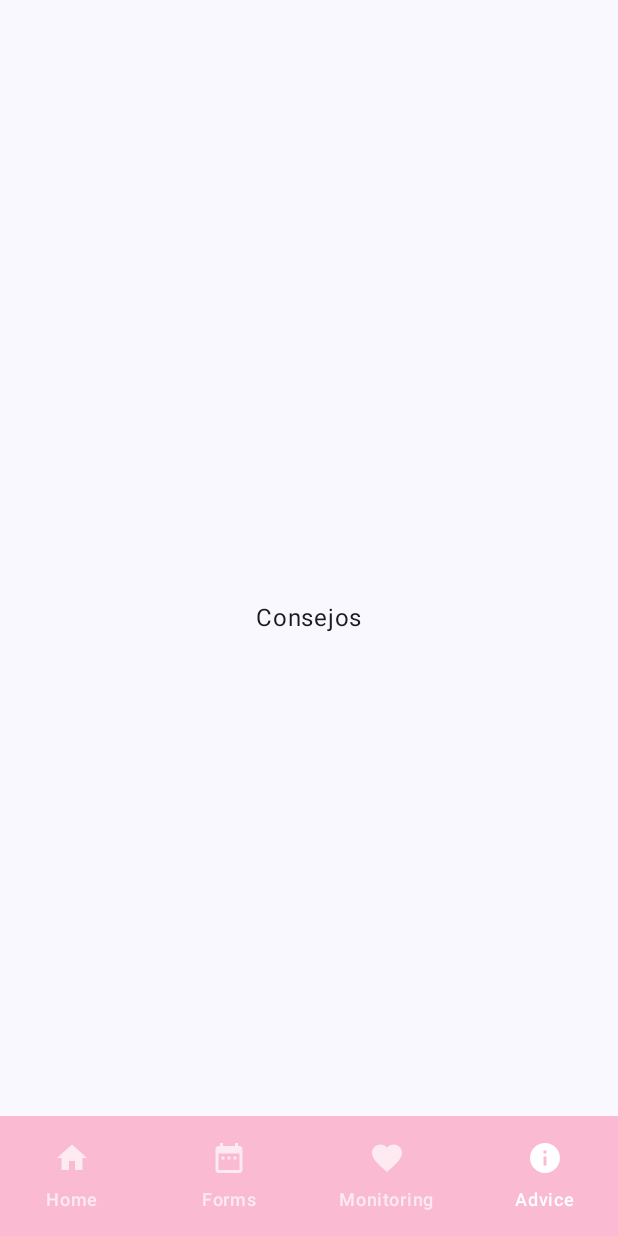
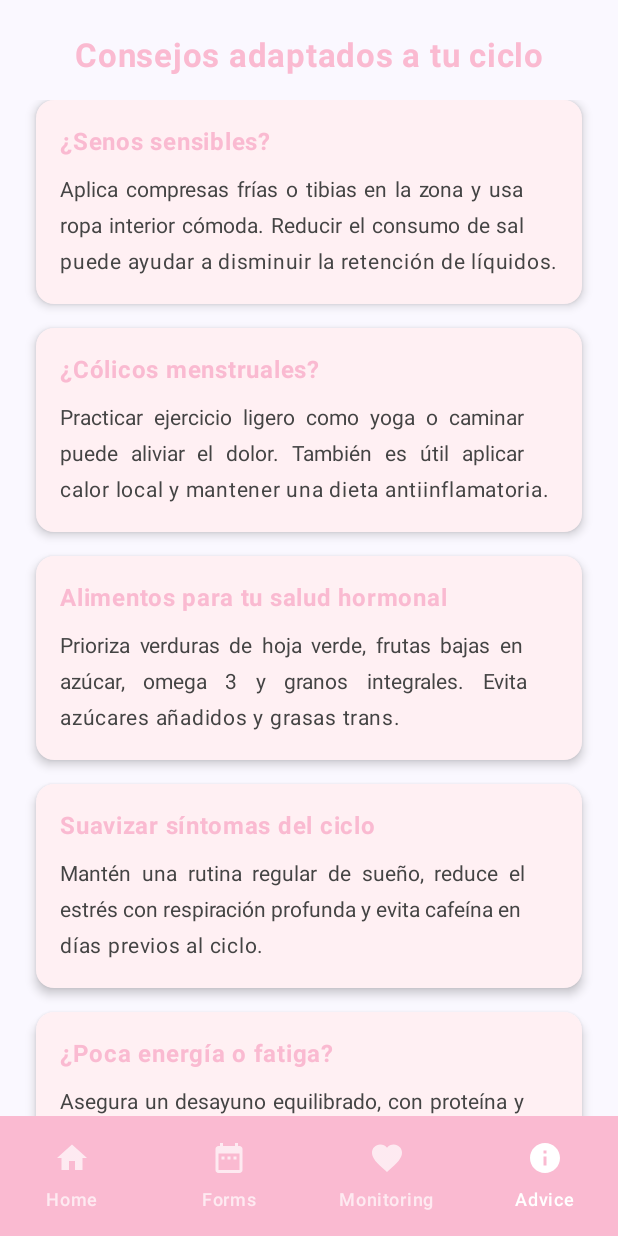
Before and after one commit to EA-12/CicloCare, an Android app built with Jetpack Compose: the BottomNavScreen screen opened through its navigation route, item 4 of the bottom bar chosen, on a phone screen of 412 x 824 dp. Run offline under Robolectric (Android 15) with nearby library versions, the phone set to English and light mode, and no system bars.

Commit message:
consejos actualizado

```diff
--- a/app/src/main/java/com/example/ciclocare/ui/view/Consejos.kt
+++ b/app/src/main/java/com/example/ciclocare/ui/view/Consejos.kt
@@ -1,26 +1,101 @@
 package com.example.ciclocare.ui.view
 
-import androidx.compose.foundation.layout.Arrangement
-import androidx.compose.foundation.layout.Column
-import androidx.compose.foundation.layout.fillMaxSize
-import androidx.compose.foundation.layout.padding
+import androidx.compose.foundation.background
+import androidx.compose.foundation.layout.*
+import androidx.compose.foundation.lazy.LazyColumn
+import androidx.compose.foundation.lazy.items
+import androidx.compose.foundation.shape.RoundedCornerShape
+import androidx.compose.material3.Card
+import androidx.compose.material3.CardDefaults
+import androidx.compose.material3.Text
 import androidx.compose.runtime.Composable
+import androidx.compose.ui.Alignment
 import androidx.compose.ui.Modifier
-import androidx.compose.material3.Text
-import androidx.compose.ui.Alignment
+import androidx.compose.ui.graphics.Color
+import androidx.compose.ui.text.font.FontWeight
+import androidx.compose.ui.text.style.TextAlign
 import androidx.compose.ui.unit.dp
+import androidx.compose.ui.unit.sp
+import com.example.ciclocare.ui.theme.PrimaryColor
+
+data class Consejo(
+    val titulo: String,
+    val descripcion: String
+)
 
 @Composable
-fun Consejos (
+fun Consejos(
     modifier: Modifier = Modifier
 ) {
+    val listaConsejos = listOf(
+        Consejo(
+            "¿Senos sensibles?",
+            "Aplica compresas frías o tibias en la zona y usa ropa interior cómoda. Reducir el consumo de sal puede ayudar a disminuir la retención de líquidos."
+        ),
+        Consejo(
+            "¿Cólicos menstruales?",
+            "Practicar ejercicio ligero como yoga o caminar puede aliviar el dolor. También es útil aplicar calor local y mantener una dieta antiinflamatoria."
+        ),
+        Consejo(
+            "Alimentos para tu salud hormonal",
+            "Prioriza verduras de hoja verde, frutas bajas en azúcar, omega 3 y granos integrales. Evita azúcares añadidos y grasas trans."
+        ),
+        Consejo(
+            "Suavizar síntomas del ciclo",
+            "Mantén una rutina regular de sueño, reduce el estrés con respiración profunda y evita cafeína en días previos al ciclo."
+        ),
+        Consejo(
+            "¿Poca energía o fatiga?",
+            "Asegura un desayuno equilibrado, con proteína y grasa saludable. Evita los picos de glucosa controlando los carbohidratos refinados."
+        )
+    )
+
     Column(
         modifier = modifier
             .fillMaxSize()
-            .padding(16.dp),
-        verticalArrangement = Arrangement.Center,
-        horizontalAlignment = Alignment.CenterHorizontally,
+            .padding(24.dp),
+        horizontalAlignment = Alignment.CenterHorizontally
     ) {
-        Text(text = "Consejos", modifier = modifier)
+        Text(
+            text = "Consejos adaptados a tu ciclo",
+            fontSize = 22.sp,
+            fontWeight = FontWeight.Bold,
+            color = PrimaryColor,
+            textAlign = TextAlign.Center,
+            modifier = Modifier.padding(bottom = 16.dp)
+        )
+
+        LazyColumn(
+            verticalArrangement = Arrangement.spacedBy(16.dp),
+            modifier = Modifier.fillMaxSize()
+        ) {
+            items(listaConsejos) { consejo ->
+                Card(
+                    modifier = Modifier
+                        .fillMaxWidth(),
+                    shape = RoundedCornerShape(12.dp),
+                    colors = CardDefaults.cardColors(
+                        containerColor = Color(0xFFFFF0F3) // fondo blanco con tono rosado claro
+                    ),
+                    elevation = CardDefaults.cardElevation(defaultElevation = 4.dp)
+                ) {
+                    Column(modifier = Modifier.padding(16.dp)) {
+                        Text(
+                            text = consejo.titulo,
+                            fontSize = 16.sp,
+                            fontWeight = FontWeight.Bold,
+                            color = PrimaryColor,
+                            modifier = Modifier.padding(bottom = 8.dp)
+                        )
+                        Text(
+                            text = consejo.descripcion,
+                            fontSize = 14.sp,
+                            color = Color(0xFF444444),
+                            textAlign = TextAlign.Justify
+                        )
+                    }
+                }
+            }
+        }
     }
 }
--- a/app/src/main/java/com/example/ciclocare/ui/view/LogIn.kt
+++ b/app/src/main/java/com/example/ciclocare/ui/view/LogIn.kt
@@ -43,6 +43,8 @@ fun LogIn (
 ) {
     var username by remember { mutableStateOf("") }
     var password by remember { mutableStateOf("") }
+    var errorMessage by remember { mutableStateOf<String?>(null) }
+
 
     Column(
         modifier = modifier
@@ -97,32 +99,44 @@ fun LogIn (
         Spacer(modifier = Modifier.height(16.dp))
 
         Button(onClick = {
+            errorMessage = null // limpiamos mensaje anterior
+
             if (username == "" && password == "") {
-                onFormularioChange(Formulario(
+                onFormularioChange(
+                    Formulario(
                         nombre = "Paquita",
                         apellidos = "García Ibáñez",
                         dni = "12345678A",
                         peso = "106",
                         altura = "1,70",
                         fechaNacimiento = "1990-01-01",
-                ))
+                    )
+                )
                 navController.navigate("pantallaPrincipal")
-            }
-            if (username == "admin" && password == "admin") {
+            } else if (username == "admin" && password == "admin") {
                 navController.navigate("pantallaPrincipal")
             } else {
-                // Aquí puedes mostrar un mensaje de error o realizar alguna acción
+                errorMessage = "Usuario o contraseña incorrectos"
             }
         },
-            colors = ButtonDefaults.run {
-                buttonColors(
+            colors = ButtonDefaults.buttonColors(
                 containerColor = PrimaryColor,
                 contentColor = Color.White
             )
-            }
         ) {
             Text("Iniciar sesión")
         }
+
+
+        if (errorMessage != null) {
+            Text(
+                text = errorMessage!!,
+                color = Color.Red,
+                fontSize = 14.sp,
+                modifier = Modifier.padding(top = 12.dp)
+            )
+        }
+
 
         Spacer(modifier = Modifier.height(20.dp))
 
```
Also changed, not shown: app/src/main/java/com/example/ciclocare/ui/view/Perfil.kt (+84 -33 lines). Lines whose indentation alone changed are shown as unchanged.
